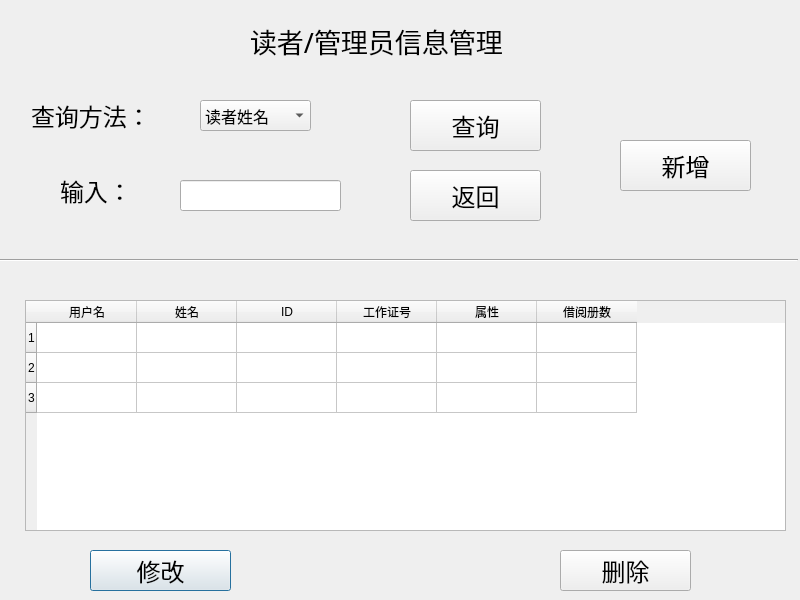
Old version of the form Library_Administrator_System/readermanagement.ui in the repository renzibei/TGLibrary.
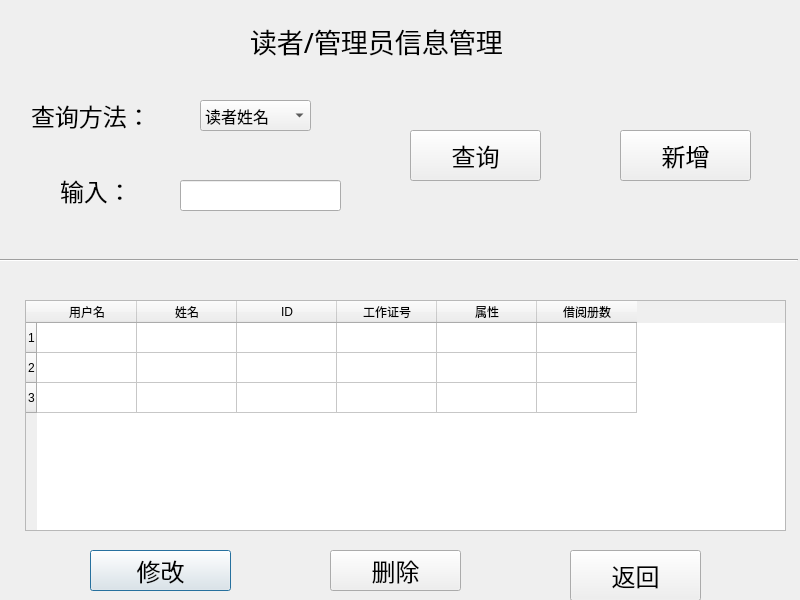
New version of the form. Icons and pictures are not drawn.

What changed in the file:
```diff
--- a/Library_Administrator_System/readermanagement.ui
+++ b/Library_Administrator_System/readermanagement.ui
@@ -117,7 +117,7 @@
    <property name="geometry">
     <rect>
      <x>620</x>
-     <y>140</y>
+     <y>130</y>
      <width>131</width>
      <height>51</height>
     </rect>
@@ -134,7 +134,7 @@
   <widget class="QPushButton" name="delete_hito">
    <property name="geometry">
     <rect>
-     <x>560</x>
+     <x>330</x>
      <y>550</y>
      <width>131</width>
      <height>41</height>
@@ -244,7 +244,7 @@
    <property name="geometry">
     <rect>
      <x>410</x>
-     <y>100</y>
+     <y>130</y>
      <width>131</width>
      <height>51</height>
     </rect>
@@ -261,8 +261,8 @@
   <widget class="QPushButton" name="Readerm_Return_bt">
    <property name="geometry">
     <rect>
-     <x>410</x>
-     <y>170</y>
+     <x>570</x>
+     <y>550</y>
      <width>131</width>
      <height>51</height>
     </rect>
```
